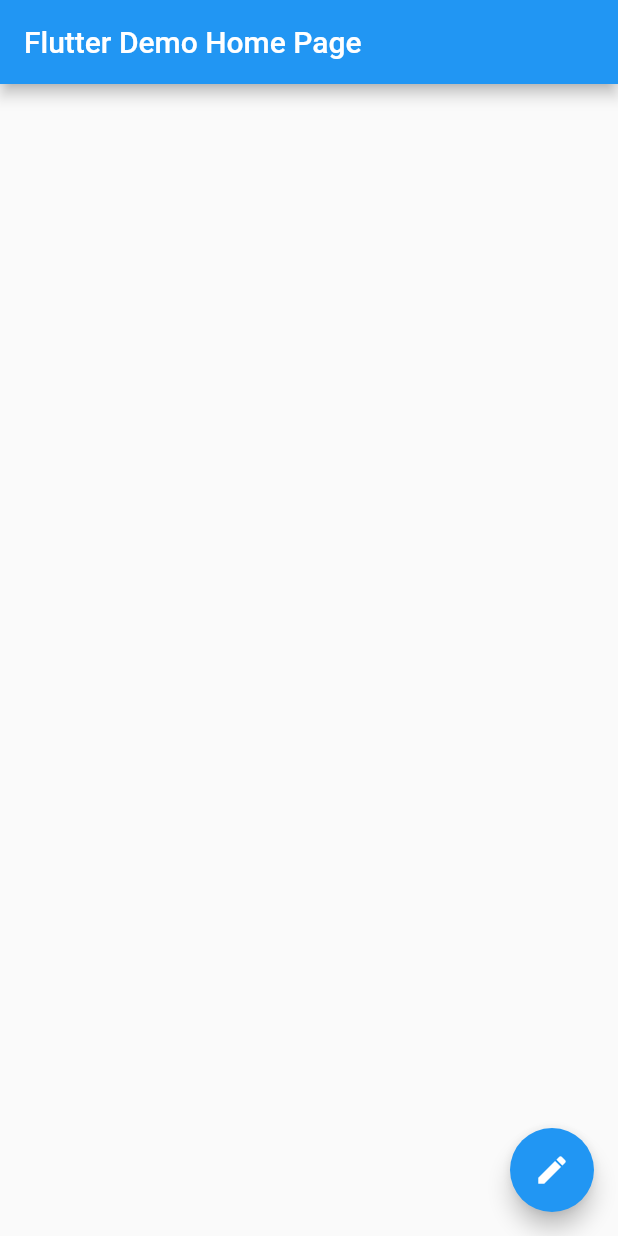
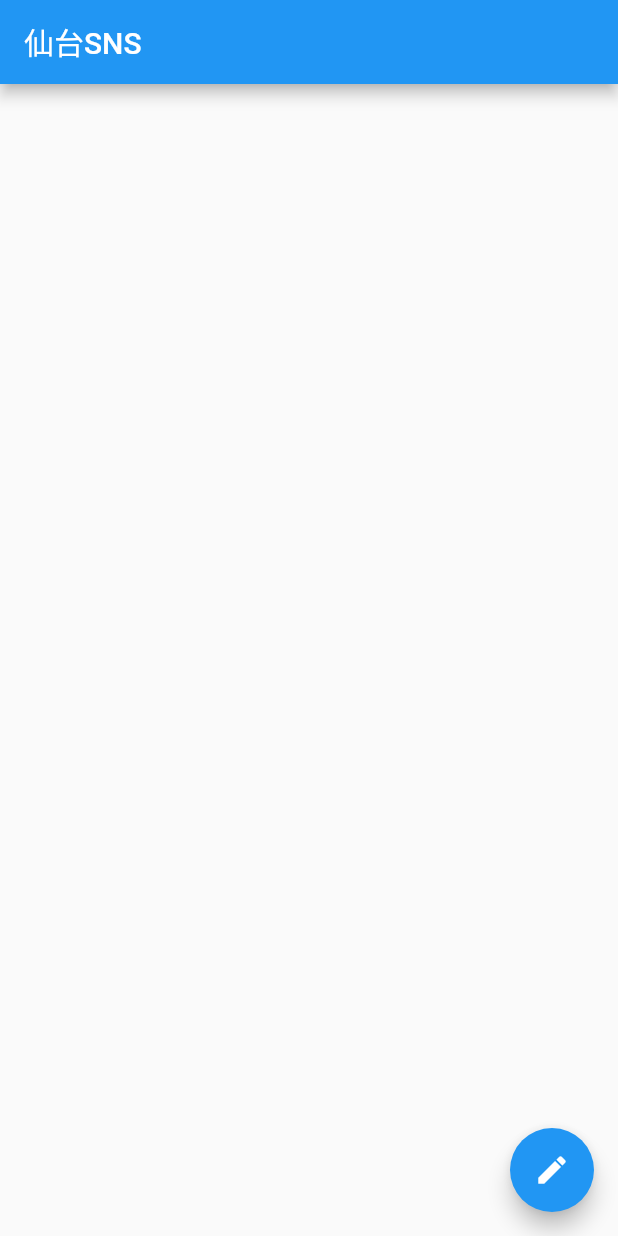
Before and after one commit to katsu17/sendaisns, a Flutter app: the screen it shows after launch, on a phone screen of 412 x 824 dp. Run offline on Flutter 3.47's test engine with Material 2 defaults, Android fonts, the phone set to English and light mode, and no system bars.

Commit message:
タイトルを変更した

```diff
--- a/lib/main.dart
+++ b/lib/main.dart
@@ -3,7 +3,6 @@ import 'package:flutter/material.dart';
 void main() => runApp(MyApp());
 
 class MyApp extends StatelessWidget {
-  // This widget is the root of your application.
   @override
   Widget build(BuildContext context) {
     return MaterialApp(
@@ -11,7 +10,7 @@ class MyApp extends StatelessWidget {
       theme: ThemeData(
         primarySwatch: Colors.blue,
       ),
-      home: MyHomePage(title: 'Flutter Demo Home Page'),
+      home: MyHomePage(title: '仙台SNS'),
     );
   }
 }
```
